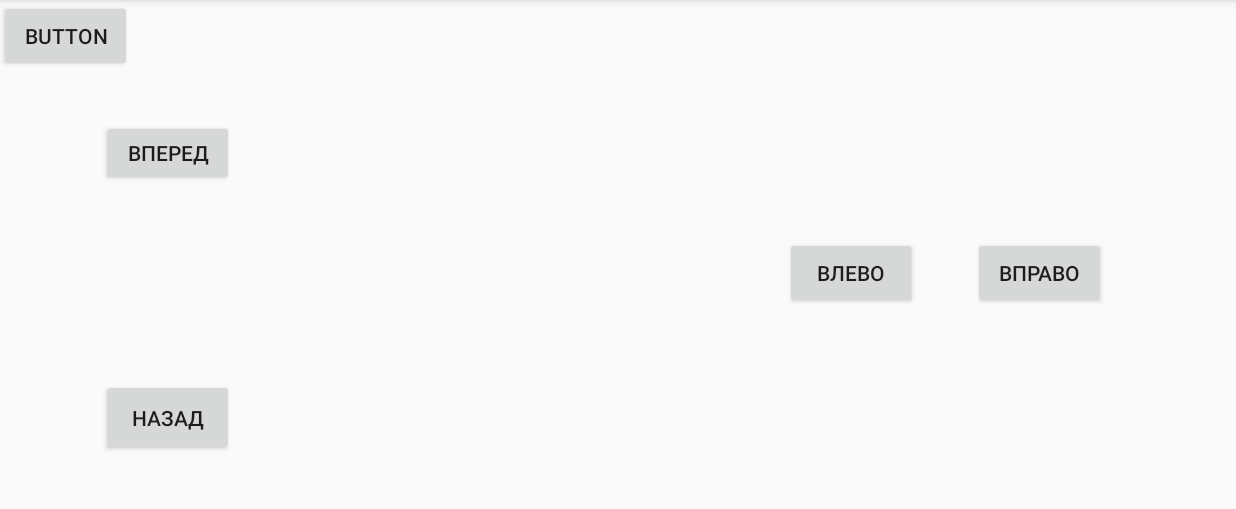
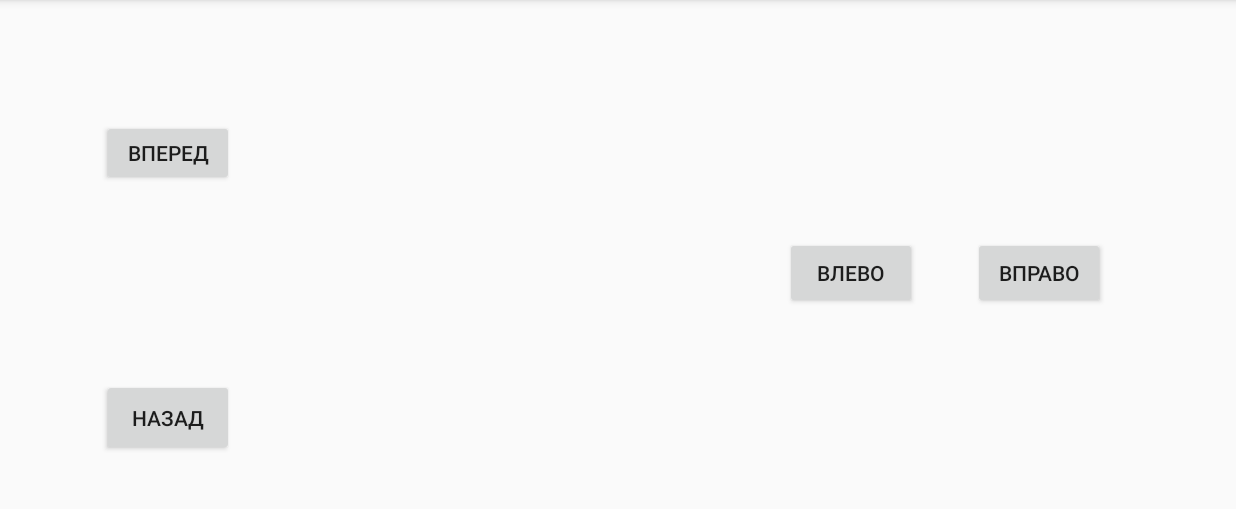
Before and after one commit to mishon-nippon/CarJoy, an Android app: the ControlsActivity screen opened directly, with no data from a screen before it, on a phone screen of 824 x 412 dp (held sideways), the part 72-581 px from its top. Run offline under Robolectric (Android 15) with nearby library versions, the phone set to English and light mode, and no system bars; 5 statements that could not run were skipped.

Commit message:
Updates
Added commands for Arduino with support for pulse width modulation (speed control), fixed a control problem when the car doesn't  stop after releasing the button

```diff
--- a/app/src/main/res/layout/controls_activity.xml
+++ b/app/src/main/res/layout/controls_activity.xml
@@ -50,12 +50,4 @@
         app:layout_constraintBaseline_toBaselineOf="@+id/button_left"
         app:layout_constraintEnd_toEndOf="parent" />
 
-    <Button
-        android:id="@+id/button_stop"
-        android:layout_width="wrap_content"
-        android:layout_height="wrap_content"
-        android:text="Button"
-        tools:layout_editor_absoluteX="196dp"
-        tools:layout_editor_absoluteY="119dp" />
-
 </android.support.constraint.ConstraintLayout>
--- a/app/src/main/res/layout/main_activity.xml
+++ b/app/src/main/res/layout/main_activity.xml
@@ -12,7 +12,7 @@
             android:layout_width="wrap_content"
            android:layout_height="0dp"
            app:layout_constraintBottom_toTopOf="@id/select_device_refresh"
-            android:layout_marginBottom="10dp"
+            android:layout_marginBottom="20dp"
            app:layout_constraintTop_toTopOf="parent"
     />
 
```
Also changed, not shown: app/src/main/java/com/example/micai/carjoy/Controls.kt (+57 -13 lines), app/src/main/java/com/example/micai/carjoy/MainActivity.kt (+6 -3 lines).
